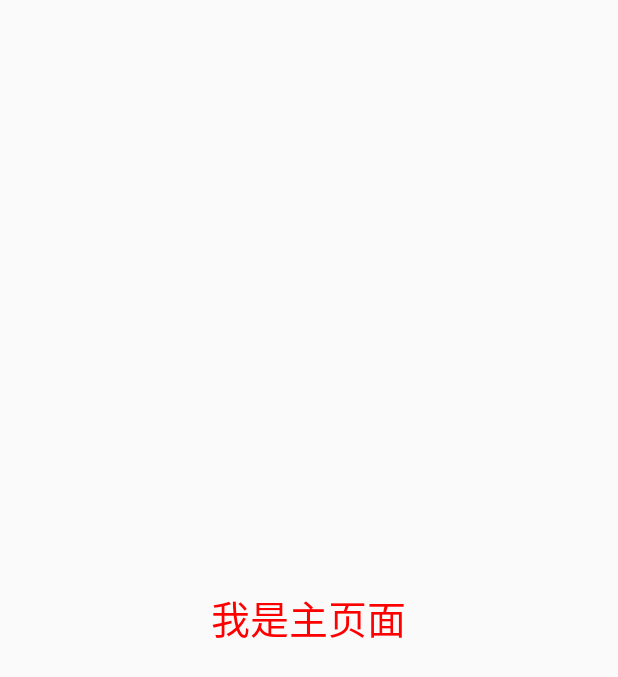
After one commit to SkyBoy1227/News, an Android app: the MainActivity screen opened directly, with no data from a screen before it, on a phone screen of 412 x 824 dp. The commit adds this screen. Shown: the top 677 px of the screen. Run offline under Robolectric (Android 15) with nearby library versions, the phone set to English and light mode, and no system bars; our stand-ins replace ButterKnife; 1 statement that could not run was skipped.

Commit message:
显示和隐藏按钮&点击按钮进入主页面

```diff
--- a/app/src/main/AndroidManifest.xml
+++ b/app/src/main/AndroidManifest.xml
@@ -17,6 +17,7 @@
             </intent-filter>
         </activity>
         <activity android:name=".activity.GuideActivity" />
+        <activity android:name=".activity.MainActivity" />
     </application>
 
 </manifest>
--- /dev/null
+++ b/app/src/main/java/com/sky/app/news/activity/MainActivity.java
@@ -0,0 +1,24 @@
+package com.sky.app.news.activity;
+
+import android.os.Bundle;
+import android.support.annotation.Nullable;
+import android.support.v7.app.AppCompatActivity;
+
+import com.sky.app.news.R;
+
+/**
+ * Created with Android Studio.
+ * 描述: 主页
+ * Date: 2018/4/19
+ * Time: 17:03
+ *
+ * @author 晏琦云
+ * @version ${VERSION}
+ */
+public class MainActivity extends AppCompatActivity {
+    @Override
+    protected void onCreate(@Nullable Bundle savedInstanceState) {
+        super.onCreate(savedInstanceState);
+        setContentView(R.layout.activity_main);
+    }
+}
--- a/app/src/main/java/com/sky/app/news/activity/SplashActivity.java
+++ b/app/src/main/java/com/sky/app/news/activity/SplashActivity.java
@@ -76,7 +76,8 @@ public class SplashActivity extends AppCompatActivity {
                 boolean isStartMain = CacheUtils.getBoolean(SplashActivity.this, START_MAIN);
                 if (isStartMain) {
                     // 如果进入过主页面，直接进入主页面
-
+                    Intent intent = new Intent(SplashActivity.this, MainActivity.class);
+                    startActivity(intent);
                 } else {
                     // 如果没有进入过主页面，进入引导页面
                     Intent intent = new Intent(SplashActivity.this, GuideActivity.class);
--- a/app/src/main/res/layout/activity_guide.xml
+++ b/app/src/main/res/layout/activity_guide.xml
@@ -20,7 +20,8 @@
         android:paddingRight="20dp"
         android:text="开始体验"
         android:textColor="@drawable/btn_start_main_text_color_selector"
-        android:textSize="20sp" />
+        android:textSize="20sp"
+        android:visibility="gone" />
 
     <RelativeLayout
         android:layout_width="wrap_content"
--- /dev/null
+++ b/app/src/main/res/layout/activity_main.xml
@@ -0,0 +1,13 @@
+<?xml version="1.0" encoding="utf-8"?>
+<FrameLayout xmlns:android="http://schemas.android.com/apk/res/android"
+    android:layout_width="match_parent"
+    android:layout_height="match_parent">
+
+    <TextView
+        android:layout_width="wrap_content"
+        android:layout_height="wrap_content"
+        android:layout_gravity="center"
+        android:text="我是主页面"
+        android:textColor="#ff0000"
+        android:textSize="26sp" />
+</FrameLayout>
```
Also changed, not shown: app/src/main/java/com/sky/app/news/activity/GuideActivity.java (+23 -1 lines), app/src/main/java/com/sky/app/news/utils/CacheUtils.java (+12 -0 lines).
